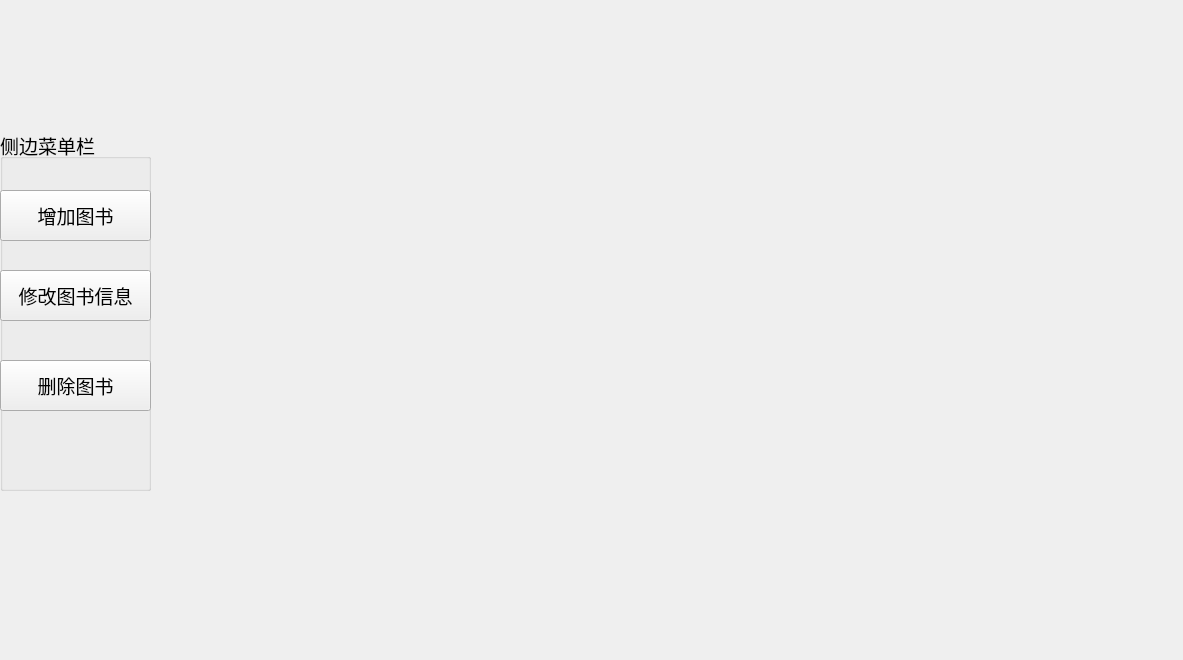
First picture: the form in 图形界面/代码及截图（毛鸿麟）/untitled4/bookmanager.ui, repository quanzixiu/Library-Management-System, before the edit.
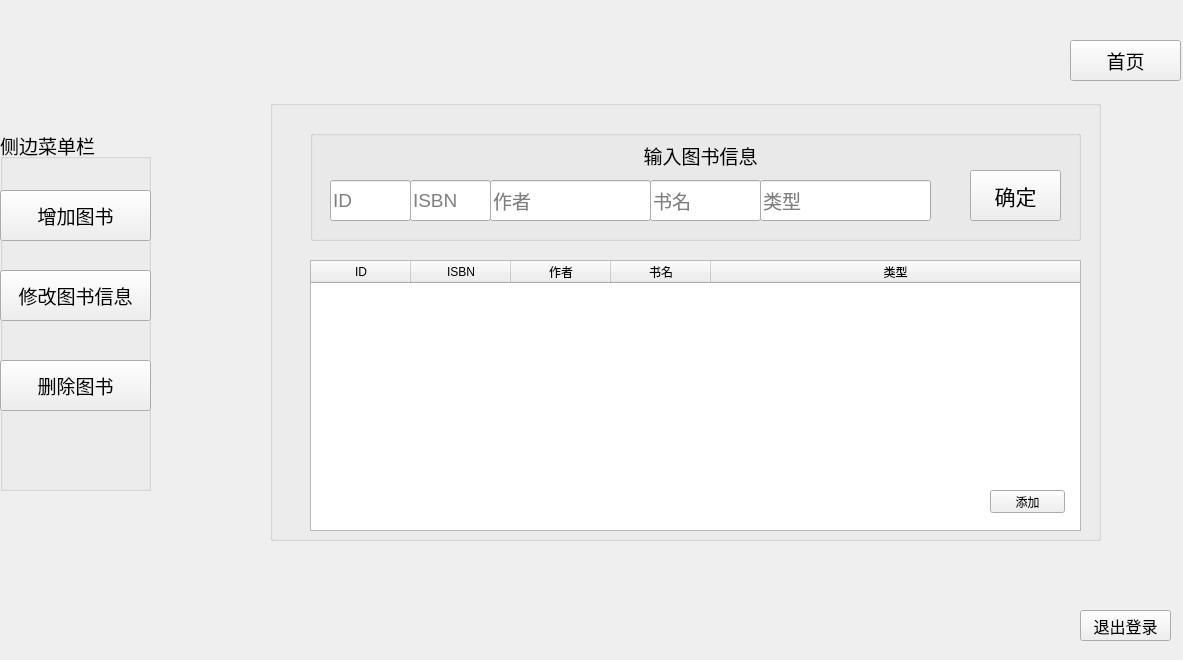
Second picture: the form after the edit.

The edit to the form file:
```diff
--- a/图形界面/代码及截图（毛鸿麟）/untitled4/bookmanager.ui
+++ b/图形界面/代码及截图（毛鸿麟）/untitled4/bookmanager.ui
@@ -71,6 +71,302 @@
     </property>
    </widget>
   </widget>
+  <widget class="QPushButton" name="gotomainpage">
+   <property name="geometry">
+    <rect>
+     <x>1070</x>
+     <y>40</y>
+     <width>111</width>
+     <height>41</height>
+    </rect>
+   </property>
+   <property name="font">
+    <font>
+     <family>Arial</family>
+     <pointsize>14</pointsize>
+    </font>
+   </property>
+   <property name="text">
+    <string>首页</string>
+   </property>
+  </widget>
+  <widget class="QPushButton" name="exitlogin">
+   <property name="geometry">
+    <rect>
+     <x>1080</x>
+     <y>610</y>
+     <width>91</width>
+     <height>31</height>
+    </rect>
+   </property>
+   <property name="font">
+    <font>
+     <family>Arial</family>
+     <pointsize>12</pointsize>
+    </font>
+   </property>
+   <property name="text">
+    <string>退出登录</string>
+   </property>
+  </widget>
+  <widget class="QGroupBox" name="groupBox_2">
+   <property name="geometry">
+    <rect>
+     <x>270</x>
+     <y>100</y>
+     <width>831</width>
+     <height>441</height>
+    </rect>
+   </property>
+   <property name="title">
+    <string/>
+   </property>
+   <widget class="QGroupBox" name="groupBox_3">
+    <property name="geometry">
+     <rect>
+      <x>40</x>
+      <y>30</y>
+      <width>771</width>
+      <height>111</height>
+     </rect>
+    </property>
+    <property name="title">
+     <string/>
+    </property>
+    <widget class="QLabel" name="label">
+     <property name="geometry">
+      <rect>
+       <x>250</x>
+       <y>10</y>
+       <width>281</width>
+       <height>31</height>
+      </rect>
+     </property>
+     <property name="font">
+      <font>
+       <family>Arial</family>
+       <pointsize>14</pointsize>
+      </font>
+     </property>
+     <property name="text">
+      <string>输入图书信息</string>
+     </property>
+     <property name="textFormat">
+      <enum>Qt::PlainText</enum>
+     </property>
+     <property name="alignment">
+      <set>Qt::AlignCenter</set>
+     </property>
+    </widget>
+    <widget class="QPushButton" name="confirmsure">
+     <property name="geometry">
+      <rect>
+       <x>660</x>
+       <y>40</y>
+       <width>91</width>
+       <height>51</height>
+      </rect>
+     </property>
+     <property name="font">
+      <font>
+       <family>Arial</family>
+       <pointsize>16</pointsize>
+      </font>
+     </property>
+     <property name="text">
+      <string>确定</string>
+     </property>
+    </widget>
+    <widget class="QLineEdit" name="le_id">
+     <property name="geometry">
+      <rect>
+       <x>20</x>
+       <y>50</y>
+       <width>81</width>
+       <height>41</height>
+      </rect>
+     </property>
+     <property name="font">
+      <font>
+       <family>Arial</family>
+       <pointsize>14</pointsize>
+      </font>
+     </property>
+     <property name="text">
+      <string/>
+     </property>
+     <property name="placeholderText">
+      <string>ID</string>
+     </property>
+     <property name="clearButtonEnabled">
+      <bool>false</bool>
+     </property>
+    </widget>
+    <widget class="QLineEdit" name="le_isbn">
+     <property name="geometry">
+      <rect>
+       <x>100</x>
+       <y>50</y>
+       <width>81</width>
+       <height>41</height>
+      </rect>
+     </property>
+     <property name="font">
+      <font>
+       <family>Arial</family>
+       <pointsize>14</pointsize>
+      </font>
+     </property>
+     <property name="text">
+      <string/>
+     </property>
+     <property name="placeholderText">
+      <string>ISBN</string>
+     </property>
+     <property name="clearButtonEnabled">
+      <bool>false</bool>
+     </property>
+    </widget>
+    <widget class="QLineEdit" name="le_writer">
+     <property name="geometry">
+      <rect>
+       <x>180</x>
+       <y>50</y>
+       <width>161</width>
+       <height>41</height>
+      </rect>
+     </property>
+     <property name="font">
+      <font>
+       <family>Arial</family>
+       <pointsize>14</pointsize>
+      </font>
+     </property>
+     <property name="text">
+      <string/>
+     </property>
+     <property name="placeholderText">
+      <string>作者</string>
+     </property>
+     <property name="clearButtonEnabled">
+      <bool>false</bool>
+     </property>
+    </widget>
+    <widget class="QLineEdit" name="le_bookname">
+     <property name="geometry">
+      <rect>
+       <x>340</x>
+       <y>50</y>
+       <width>111</width>
+       <height>41</height>
+      </rect>
+     </property>
+     <property name="font">
+      <font>
+       <family>Arial</family>
+       <pointsize>14</pointsize>
+      </font>
+     </property>
+     <property name="text">
+      <string/>
+     </property>
+     <property name="placeholderText">
+      <string>书名</string>
+     </property>
+     <property name="clearButtonEnabled">
+      <bool>false</bool>
+     </property>
+    </widget>
+    <widget class="QLineEdit" name="le_type">
+     <property name="geometry">
+      <rect>
+       <x>450</x>
+       <y>50</y>
+       <width>171</width>
+       <height>41</height>
+      </rect>
+     </property>
+     <property name="font">
+      <font>
+       <family>Arial</family>
+       <pointsize>14</pointsize>
+      </font>
+     </property>
+     <property name="text">
+      <string/>
+     </property>
+     <property name="placeholderText">
+      <string>类型</string>
+     </property>
+     <property name="clearButtonEnabled">
+      <bool>false</bool>
+     </property>
+    </widget>
+   </widget>
+   <widget class="QPushButton" name="addsure">
+    <property name="geometry">
+     <rect>
+      <x>720</x>
+      <y>390</y>
+      <width>75</width>
+      <height>23</height>
+     </rect>
+    </property>
+    <property name="text">
+     <string>添加</string>
+    </property>
+   </widget>
+   <widget class="QTableWidget" name="infotable">
+    <property name="geometry">
+     <rect>
+      <x>40</x>
+      <y>160</y>
+      <width>771</width>
+      <height>271</height>
+     </rect>
+    </property>
+    <property name="rowCount">
+     <number>0</number>
+    </property>
+    <property name="columnCount">
+     <number>5</number>
+    </property>
+    <attribute name="horizontalHeaderStretchLastSection">
+     <bool>true</bool>
+    </attribute>
+    <attribute name="verticalHeaderStretchLastSection">
+     <bool>false</bool>
+    </attribute>
+    <column>
+     <property name="text">
+      <string>ID</string>
+     </property>
+    </column>
+    <column>
+     <property name="text">
+      <string>ISBN</string>
+     </property>
+    </column>
+    <column>
+     <property name="text">
+      <string>作者</string>
+     </property>
+    </column>
+    <column>
+     <property name="text">
+      <string>书名</string>
+     </property>
+    </column>
+    <column>
+     <property name="text">
+      <string>类型</string>
+     </property>
+    </column>
+   </widget>
+   <zorder>groupBox_3</zorder>
+   <zorder>infotable</zorder>
+   <zorder>addsure</zorder>
+  </widget>
  </widget>
  <resources/>
  <connections/>
```
